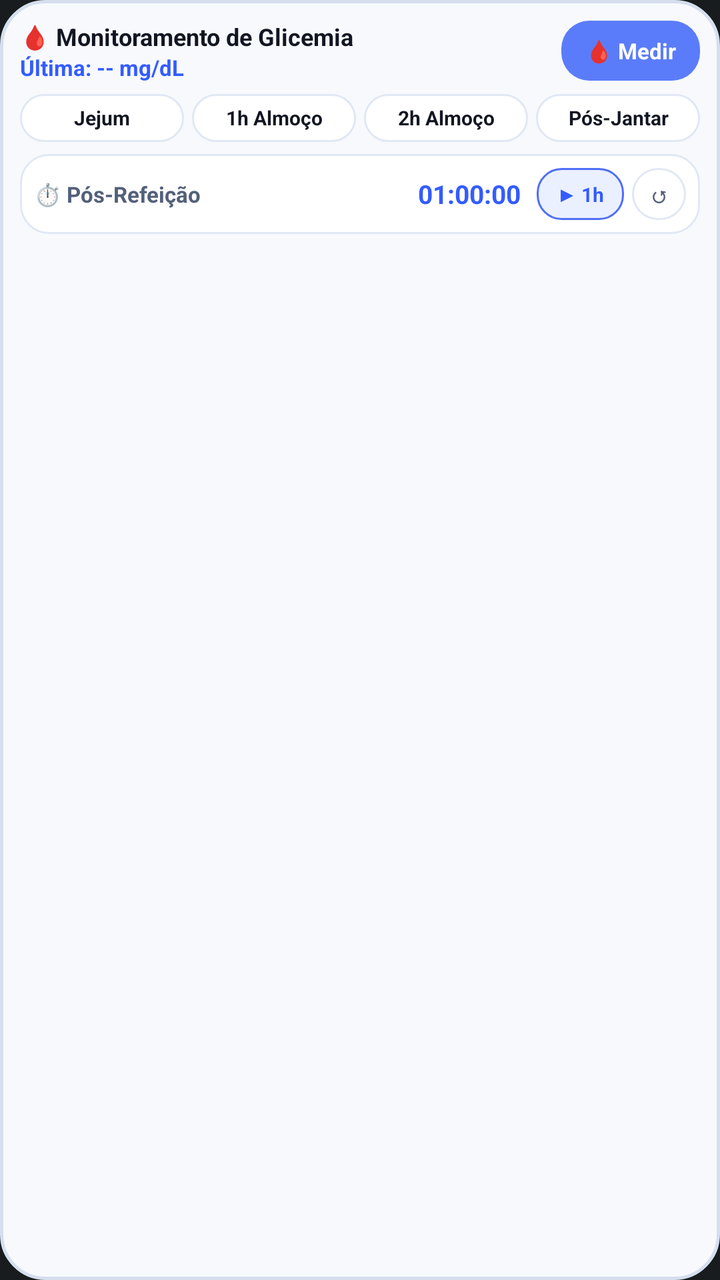
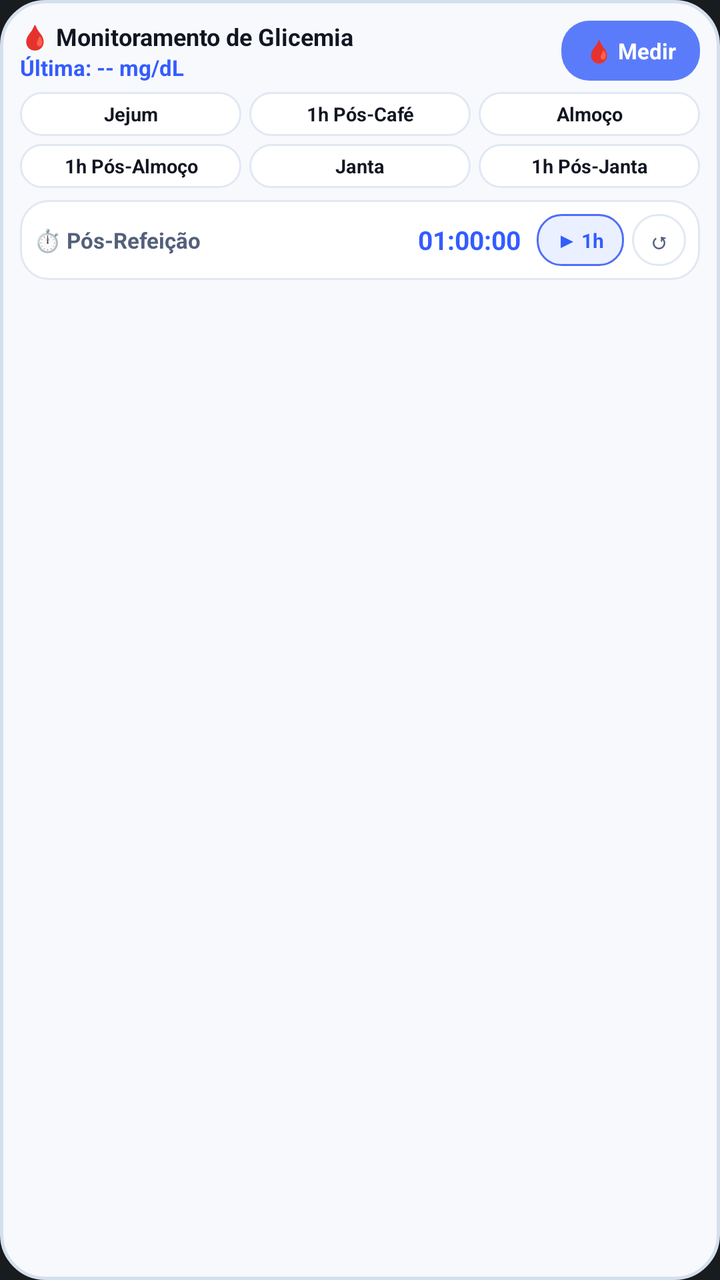

Compare the two renders of this Android layout. The source of the first and the diff that turns it into the second are given below.
<!-- AndroidManifest.xml: application theme Theme.MyApplication -->
<!-- res/layout/omni_widget_glucose.xml -->
<?xml version="1.0" encoding="utf-8"?>
<LinearLayout xmlns:android="http://schemas.android.com/apk/res/android"
    android:id="@+id/widget_glucose_only_root"
    android:layout_width="match_parent"
    android:layout_height="match_parent"
    android:background="@drawable/omni_widget_bg"
    android:orientation="vertical"
    android:padding="10dp">

    
    <LinearLayout
        android:layout_width="match_parent"
        android:layout_height="wrap_content"
        android:gravity="center_vertical"
        android:orientation="horizontal">

        <LinearLayout
            android:id="@+id/widget_glucose_header_click"
            android:layout_width="0dp"
            android:layout_height="wrap_content"
            android:layout_weight="1"
            android:orientation="vertical">

            <TextView
                android:id="@+id/widget_glucose_main_title"
                android:layout_width="wrap_content"
                android:layout_height="wrap_content"
                android:text="🩸 Monitoramento de Glicemia"
                android:textColor="@color/widget_text_primary"
                android:textSize="12sp"
                android:textStyle="bold" />

            <TextView
                android:id="@+id/widget_glucose_last_reading"
                android:layout_width="wrap_content"
                android:layout_height="wrap_content"
                android:text="Última: -- mg/dL"
                android:textColor="@color/widget_accent_blue"
                android:textSize="11sp"
                android:textStyle="bold" />
        </LinearLayout>

        <TextView
            android:id="@+id/widget_glucose_btn_quick_measure"
            android:layout_width="wrap_content"
            android:layout_height="30dp"
            android:background="@drawable/omni_widget_accent_pill"
            android:gravity="center"
            android:paddingStart="12dp"
            android:paddingEnd="12dp"
            android:text="🩸 Medir"
            android:textColor="#FFFFFF"
            android:textSize="11sp"
            android:textStyle="bold" />
    </LinearLayout>

    
    <LinearLayout
        android:layout_width="match_parent"
        android:layout_height="wrap_content"
        android:layout_marginTop="6dp"
        android:orientation="horizontal">

        <TextView
            android:id="@+id/widget_slot_btn_jejum"
            android:layout_width="0dp"
            android:layout_height="24dp"
            android:layout_marginEnd="4dp"
            android:layout_weight="1"
            android:background="@drawable/omni_widget_card_bg"
            android:gravity="center"
            android:text="Jejum"
            android:textColor="@color/widget_text_primary"
            android:textSize="10sp"
            android:textStyle="bold" />

        <TextView
            android:id="@+id/widget_slot_btn_1h_almoco"
            android:layout_width="0dp"
            android:layout_height="24dp"
            android:layout_marginEnd="4dp"
            android:layout_weight="1"
            android:background="@drawable/omni_widget_card_bg"
            android:gravity="center"
            android:text="1h Almoço"
            android:textColor="@color/widget_text_primary"
            android:textSize="10sp"
            android:textStyle="bold" />

        <TextView
            android:id="@+id/widget_slot_btn_2h_almoco"
            android:layout_width="0dp"
            android:layout_height="24dp"
            android:layout_marginEnd="4dp"
            android:layout_weight="1"
            android:background="@drawable/omni_widget_card_bg"
            android:gravity="center"
            android:text="2h Almoço"
            android:textColor="@color/widget_text_primary"
            android:textSize="10sp"
            android:textStyle="bold" />

        <TextView
            android:id="@+id/widget_slot_btn_jantar"
            android:layout_width="0dp"
            android:layout_height="24dp"
            android:layout_weight="1"
            android:background="@drawable/omni_widget_card_bg"
            android:gravity="center"
            android:text="Pós-Jantar"
            android:textColor="@color/widget_text_primary"
            android:textSize="10sp"
            android:textStyle="bold" />
    </LinearLayout>

    
    <LinearLayout
        android:layout_width="match_parent"
        android:layout_height="wrap_content"
        android:layout_marginTop="6dp"
        android:background="@drawable/omni_widget_card_bg"
        android:gravity="center_vertical"
        android:orientation="horizontal"
        android:padding="7dp">

        <TextView
            android:id="@+id/widget_glucose_timer_label"
            android:layout_width="0dp"
            android:layout_height="wrap_content"
            android:layout_weight="1"
            android:text="⏱️ Pós-Refeição"
            android:textColor="@color/widget_text_secondary"
            android:textSize="11sp"
            android:textStyle="bold" />

        <Chronometer
            android:id="@+id/widget_glucose_only_chronometer"
            android:layout_width="wrap_content"
            android:layout_height="wrap_content"
            android:layout_marginEnd="8dp"
            android:countDown="true"
            android:textColor="@color/widget_accent_blue"
            android:textSize="13sp"
            android:textStyle="bold"
            android:visibility="gone" />

        <TextView
            android:id="@+id/widget_glucose_only_static_time"
            android:layout_width="wrap_content"
            android:layout_height="wrap_content"
            android:layout_marginEnd="8dp"
            android:text="01:00:00"
            android:textColor="@color/widget_accent_blue"
            android:textSize="13sp"
            android:textStyle="bold" />

        <TextView
            android:id="@+id/widget_glucose_only_btn_toggle"
            android:layout_width="wrap_content"
            android:layout_height="26dp"
            android:background="@drawable/omni_widget_subtle_pill"
            android:gravity="center"
            android:paddingStart="10dp"
            android:paddingEnd="10dp"
            android:text="▶ 1h"
            android:textColor="@color/widget_accent_blue"
            android:textSize="10sp"
            android:textStyle="bold" />

        <TextView
            android:id="@+id/widget_glucose_only_btn_reset"
            android:layout_width="wrap_content"
            android:layout_height="26dp"
            android:layout_marginStart="4dp"
            android:background="@drawable/omni_widget_card_bg"
            android:gravity="center"
            android:paddingStart="8dp"
            android:paddingEnd="8dp"
            android:text="↺"
            android:textColor="@color/widget_text_secondary"
            android:textSize="11sp"
            android:textStyle="bold" />
    </LinearLayout>

</LinearLayout>
<!-- resources referenced by this layout -->
<resources>
  <color name="widget_accent_blue">#FF335CFF</color>
  <color name="widget_text_primary">#FF121622</color>
  <color name="widget_text_secondary">#FF53607A</color>
  <!-- drawable omni_widget_accent_pill (drawable) -->
  <?xml version="1.0" encoding="utf-8"?>
  <shape xmlns:android="http://schemas.android.com/apk/res/android"
      android:shape="rectangle">
      <solid android:color="#5B7CFA" />
      <corners android:radius="14dp" />
  </shape>
  <!-- drawable omni_widget_bg (drawable) -->
  <?xml version="1.0" encoding="utf-8"?>
  <shape xmlns:android="http://schemas.android.com/apk/res/android"
      android:shape="rectangle">
      <solid android:color="@color/widget_bg_surface" />
      <stroke
          android:width="1.5dp"
          android:color="@color/widget_bg_stroke" />
      <corners android:radius="22dp" />
  </shape>
  <!-- drawable omni_widget_card_bg (drawable) -->
  <?xml version="1.0" encoding="utf-8"?>
  <shape xmlns:android="http://schemas.android.com/apk/res/android"
      android:shape="rectangle">
      <solid android:color="@color/widget_card_surface" />
      <stroke
          android:width="1dp"
          android:color="@color/widget_card_stroke" />
      <corners android:radius="14dp" />
  </shape>
  <!-- drawable omni_widget_subtle_pill (drawable) -->
  <?xml version="1.0" encoding="utf-8"?>
  <shape xmlns:android="http://schemas.android.com/apk/res/android"
      android:shape="rectangle">
      <solid android:color="@color/widget_pill_surface" />
      <stroke
          android:width="1dp"
          android:color="@color/widget_pill_stroke" />
      <corners android:radius="12dp" />
  </shape>
  <style name="Theme.MyApplication" parent="android:Theme.DeviceDefault.NoActionBar" />
  <color name="widget_bg_surface">#FFF7F9FC</color>
  <color name="widget_bg_stroke">#FFD5DFEE</color>
  <color name="widget_card_surface">#FFFFFFFF</color>
  <color name="widget_card_stroke">#FFE1E8F4</color>
  <color name="widget_pill_surface">#FFEAF0FF</color>
  <color name="widget_pill_stroke">#FF4F6EF7</color>
</resources>

<!-- the commit's change to res/layout/omni_widget_glucose.xml (unified diff, before → after) -->
@@ -58,58 +58,90 @@
     <LinearLayout
         android:layout_width="match_parent"
         android:layout_height="wrap_content"
-        android:layout_marginTop="6dp"
+        android:layout_marginTop="5dp"
         android:orientation="horizontal">
 
         <TextView
             android:id="@+id/widget_slot_btn_jejum"
             android:layout_width="0dp"
-            android:layout_height="24dp"
+            android:layout_height="22dp"
             android:layout_marginEnd="4dp"
             android:layout_weight="1"
             android:background="@drawable/omni_widget_card_bg"
             android:gravity="center"
             android:text="Jejum"
             android:textColor="@color/widget_text_primary"
-            android:textSize="10sp"
-            android:textStyle="bold" />
+            android:textSize="9.5sp"
+            android:textStyle="bold" />
+
+        <TextView
+            android:id="@+id/widget_slot_btn_1h_cafe"
+            android:layout_width="0dp"
+            android:layout_height="22dp"
+            android:layout_marginEnd="4dp"
+            android:layout_weight="1"
+            android:background="@drawable/omni_widget_card_bg"
+            android:gravity="center"
+            android:text="1h Pós-Café"
+            android:textColor="@color/widget_text_primary"
+            android:textSize="9.5sp"
+            android:textStyle="bold" />
+
+        <TextView
+            android:id="@+id/widget_slot_btn_almoco"
+            android:layout_width="0dp"
+            android:layout_height="22dp"
+            android:layout_weight="1"
+            android:background="@drawable/omni_widget_card_bg"
+            android:gravity="center"
+            android:text="Almoço"
+            android:textColor="@color/widget_text_primary"
+            android:textSize="9.5sp"
+            android:textStyle="bold" />
+    </LinearLayout>
+
+    <LinearLayout
+        android:layout_width="match_parent"
+        android:layout_height="wrap_content"
+        android:layout_marginTop="4dp"
+        android:orientation="horizontal">
 
         <TextView
             android:id="@+id/widget_slot_btn_1h_almoco"
             android:layout_width="0dp"
-            android:layout_height="24dp"
-            android:layout_marginEnd="4dp"
-            android:layout_weight="1"
-            android:background="@drawable/omni_widget_card_bg"
-            android:gravity="center"
-            android:text="1h Almoço"
-            android:textColor="@color/widget_text_primary"
-            android:textSize="10sp"
-            android:textStyle="bold" />
-
-        <TextView
-            android:id="@+id/widget_slot_btn_2h_almoco"
-            android:layout_width="0dp"
-            android:layout_height="24dp"
-            android:layout_marginEnd="4dp"
-            android:layout_weight="1"
-            android:background="@drawable/omni_widget_card_bg"
-            android:gravity="center"
-            android:text="2h Almoço"
-            android:textColor="@color/widget_text_primary"
-            android:textSize="10sp"
-            android:textStyle="bold" />
-
-        <TextView
-            android:id="@+id/widget_slot_btn_jantar"
-            android:layout_width="0dp"
-            android:layout_height="24dp"
-            android:layout_weight="1"
-            android:background="@drawable/omni_widget_card_bg"
-            android:gravity="center"
-            android:text="Pós-Jantar"
-            android:textColor="@color/widget_text_primary"
-            android:textSize="10sp"
+            android:layout_height="22dp"
+            android:layout_marginEnd="4dp"
+            android:layout_weight="1"
+            android:background="@drawable/omni_widget_card_bg"
+            android:gravity="center"
+            android:text="1h Pós-Almoço"
+            android:textColor="@color/widget_text_primary"
+            android:textSize="9.5sp"
+            android:textStyle="bold" />
+
+        <TextView
+            android:id="@+id/widget_slot_btn_janta"
+            android:layout_width="0dp"
+            android:layout_height="22dp"
+            android:layout_marginEnd="4dp"
+            android:layout_weight="1"
+            android:background="@drawable/omni_widget_card_bg"
+            android:gravity="center"
+            android:text="Janta"
+            android:textColor="@color/widget_text_primary"
+            android:textSize="9.5sp"
+            android:textStyle="bold" />
+
+        <TextView
+            android:id="@+id/widget_slot_btn_1h_janta"
+            android:layout_width="0dp"
+            android:layout_height="22dp"
+            android:layout_weight="1"
+            android:background="@drawable/omni_widget_card_bg"
+            android:gravity="center"
+            android:text="1h Pós-Janta"
+            android:textColor="@color/widget_text_primary"
+            android:textSize="9.5sp"
             android:textStyle="bold" />
     </LinearLayout>
 
